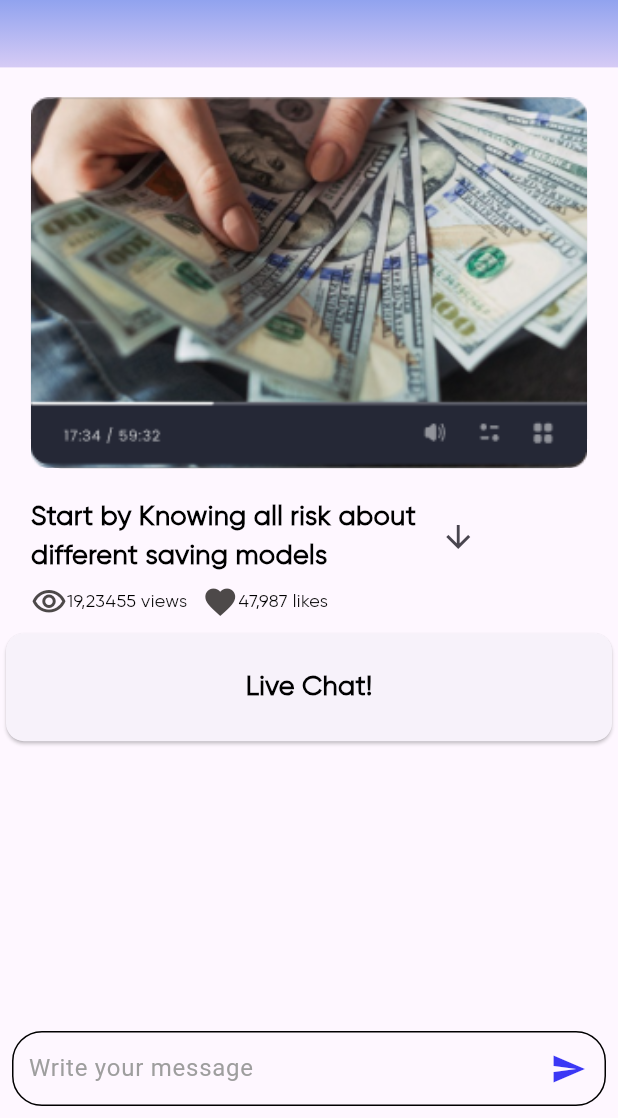
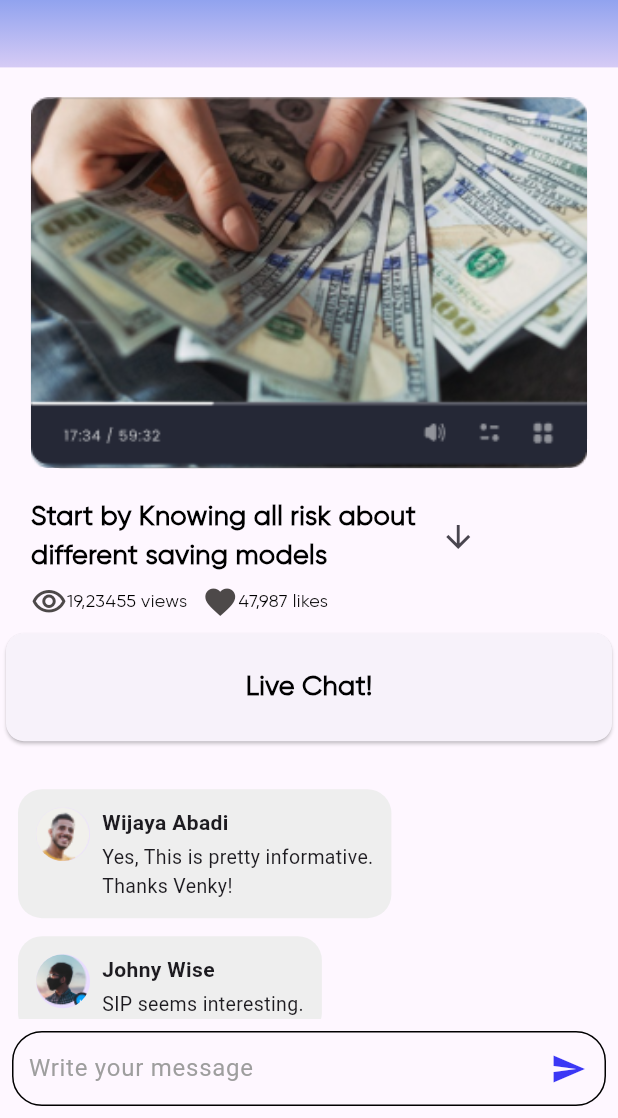
Before and after one commit to MAHESWARI-ROUT/Finverse, a Flutter app: the LiveView screen opened by its route, on a phone screen of 412 x 824 dp, the part 118-1236 px from its top. Run offline on Flutter 3.47's test engine with Material 3 defaults, Android fonts, the light colour scheme and no system bars; our stand-ins replace carousel_slider, dotted_border, fl_chart, font_awesome_flutter, get, image_picker.

Commit message:
live_chart

```diff
--- /dev/null
+++ b/lib/models/comment.dart
@@ -0,0 +1,14 @@
+class Comment {
+  final String name;
+  final String message;
+  final String avatarUrl;
+  final bool isMe;
+  final bool? isAsset;
+  Comment({
+    required this.name,
+    required this.message,
+    required this.avatarUrl,
+    required this.isMe,
+     this.isAsset = true
+  });
+}
--- a/lib/views/full_commun_view.dart
+++ b/lib/views/full_commun_view.dart
@@ -4,6 +4,7 @@ import 'package:finverse/common/fonts.dart';
 import 'package:finverse/models/app_title.dart';
 import 'package:finverse/models/commun_question.dart';
 import 'package:finverse/widgets/chat_box.dart';
+import 'package:finverse/widgets/comment_section.dart';
 import 'package:finverse/widgets/home_searchbar.dart';
 import 'package:flutter/material.dart';
 import 'package:get/get.dart';
@@ -116,7 +117,13 @@ class FullCommunView extends GetView {
                   ),
                   child: Align(
                     alignment: Alignment.topLeft,
-                    child: Text('Comments'),
+                    child: Column(
+                      children: [
+                        Text('Comments'),
+                        SizedBox(height: 10,),
+                        CommentSection(),
+                      ],
+                    ),
                   ),
                 ),
               ],
--- a/lib/views/live_view.dart
+++ b/lib/views/live_view.dart
@@ -4,6 +4,7 @@ import 'package:finverse/common/fonts.dart';
 import 'package:finverse/controllers/course_controller.dart';
 import 'package:finverse/models/app_title.dart';
 import 'package:finverse/widgets/chat_box.dart';
+import 'package:finverse/widgets/comment_section.dart';
 import 'package:flutter/material.dart';
 import 'package:get/get.dart';
 
@@ -129,6 +130,8 @@ class LiveView extends StatelessWidget {
                 ),
               ),
             ),
+            SizedBox(height: 10,),
+            CommentSection()
           ],
         ),
       ),
--- /dev/null
+++ b/lib/widgets/comment_section.dart
@@ -0,0 +1,84 @@
+import 'package:finverse/models/comment.dart';
+import 'package:flutter/material.dart';
+
+class CommentSection extends StatelessWidget {
+  CommentSection({super.key});
+
+  final List<Comment> comments = [
+    Comment(
+      name: "Wijaya Abadi",
+      message: "Yes, This is pretty informative.\nThanks Venky!",
+      avatarUrl: "assets/images/Group362.png",
+      isMe: false,
+    ),
+    Comment(
+      name: "Johny Wise",
+      message: "SIP seems interesting.",
+      avatarUrl: "assets/images/Group402.png",
+      isMe: false,
+    ),
+  ];
+
+  @override
+  Widget build(BuildContext context) {
+    return ListView.builder(
+      physics: NeverScrollableScrollPhysics(), // prevent nested scroll conflict
+      shrinkWrap: true, // so it fits inside Column
+      padding: EdgeInsets.all(12),
+      itemCount: comments.length,
+      itemBuilder: (context, index) {
+        final comment = comments[index];
+        return Align(
+          alignment: comment.isMe
+              ? Alignment.centerRight
+              : Alignment.centerLeft,
+          child: Container(
+            margin: EdgeInsets.symmetric(vertical: 6),
+            padding: EdgeInsets.all(12),
+            decoration: BoxDecoration(
+              color: comment.isMe ? Colors.blue[100] : Colors.grey[200],
+              borderRadius: BorderRadius.circular(16),
+            ),
+            child: Row(
+              mainAxisSize: MainAxisSize.min,
+              crossAxisAlignment: CrossAxisAlignment.start,
+              children: [
+                if (!comment.isMe)
+                  CircleAvatar(
+                    backgroundImage: comment.isAsset!
+                        ? AssetImage(comment.avatarUrl) as ImageProvider
+                        : NetworkImage(comment.avatarUrl),
+                    radius: 18,
+                  ),
+                SizedBox(width: 8),
+                Column(
+                  crossAxisAlignment: CrossAxisAlignment.start,
+                  children: [
+                    Text(
+                      comment.name,
+                      style: TextStyle(
+                        fontWeight: FontWeight.bold,
+                        fontSize: 14,
+                      ),
+                    ),
+                    SizedBox(height: 4),
+                    Text(comment.message, style: TextStyle(fontSize: 13)),
+                  ],
+                ),
+                if (comment.isMe) ...[
+                  SizedBox(width: 8),
+                  CircleAvatar(
+                    backgroundImage: comment.isAsset!
+                        ? AssetImage(comment.avatarUrl) as ImageProvider
+                        : NetworkImage(comment.avatarUrl),
+                    radius: 18,
+                  ),
+                ],
+              ],
+            ),
+          ),
+        );
+      },
+    );
+  }
+}
```
Also changed, not shown: assets/images/Group362.png (added), assets/images/Group402.png (added), pubspec.lock.
